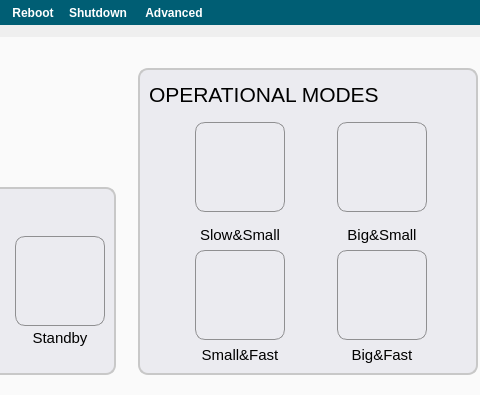
Qt form apps/Biopen_wizard_6/Lab-on-a-tip.ui (bellonemauro/Labonatip2.0) before a commit; both pictures show x 445 to 925 and y 0 to 395 of the 1388 by 841 pixel window.
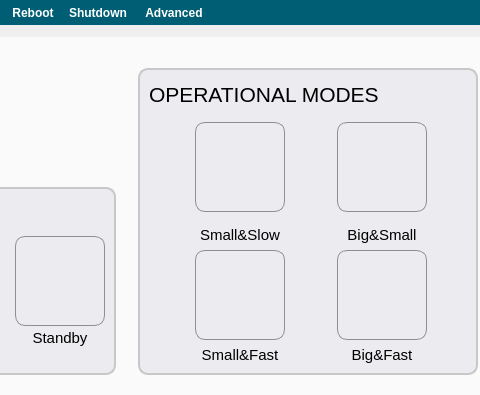
The same form after that commit. The open tabs and pages were chosen to show the change. Icons and pictures are not drawn.

What changed in the file:
```diff
--- a/apps/Biopen_wizard_6/Lab-on-a-tip.ui
+++ b/apps/Biopen_wizard_6/Lab-on-a-tip.ui
@@ -953,7 +953,7 @@
                          </font>
                         </property>
                         <property name="text">
-                         <string>Slow&amp;Small</string>
+                         <string>Small&amp;Slow</string>
                         </property>
                         <property name="alignment">
                          <set>Qt::AlignHCenter|Qt::AlignTop</set>
```
Left out of the diff: 54 changed lines with no effect on the pictures.
